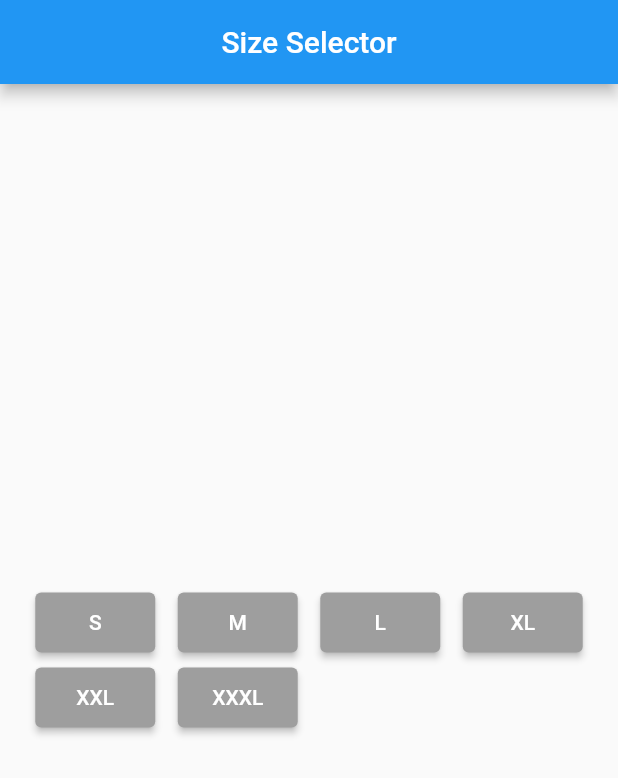
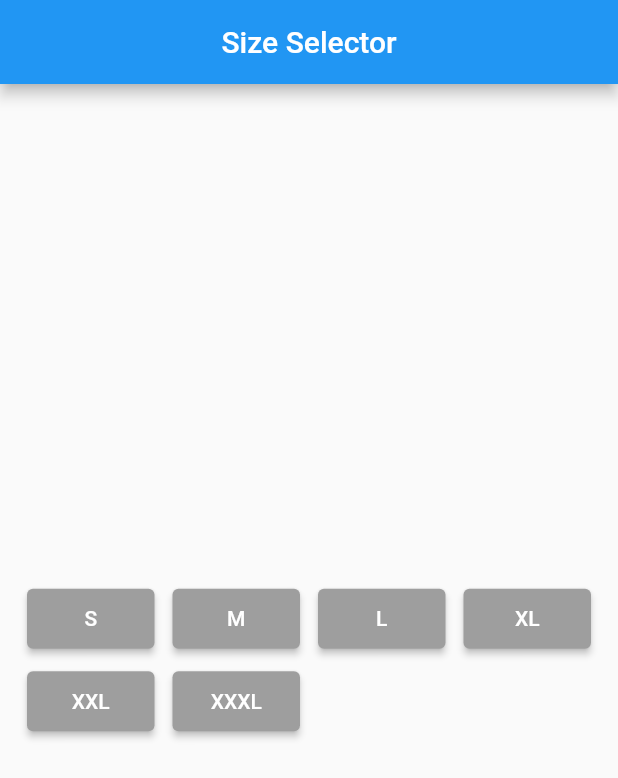
Before and after one commit to AyeshaSadia51/Flutter_LiveTEST, a Flutter app: the screen it shows after launch, on a phone screen of 412 x 824 dp. Shown: the top 778 px of the screen. Run offline on Flutter 3.47's test engine with Material 2 defaults, Android fonts, the light colour scheme and no system bars.

Commit message:
Live Test of Mod_9

```diff
--- a/lib/homePage.dart
+++ b/lib/homePage.dart
@@ -36,11 +36,11 @@ class _MyHomePageState extends State<MyHomePage> {
       ),
       body: Center(
         child: Wrap(
-          spacing: 15,
-          runSpacing: 10,
+          spacing: 12,
+          runSpacing: 15,
           children: [
             SizedBox(
-              width: 80,
+              width: 85,
               height: 40,
               child: ElevatedButton(
                 onPressed: () {
@@ -48,13 +48,13 @@ class _MyHomePageState extends State<MyHomePage> {
                   _showSnackBar(context, 'S');
                 },
                 style: ElevatedButton.styleFrom(
-                  primary: 'S' == selectedSize ? Colors.orange : Colors.grey,
+                  backgroundColor: 'S' == selectedSize ? Colors.orange : Colors.grey,
                 ),
                 child: Text('S'),
               ),
             ),
             SizedBox(
-              width: 80,
+              width: 85,
               height: 40,
               child: ElevatedButton(
                 onPressed: () {
@@ -62,13 +62,13 @@ class _MyHomePageState extends State<MyHomePage> {
                   _showSnackBar(context, 'M');
                 },
                 style: ElevatedButton.styleFrom(
-                  primary: 'M' == selectedSize ? Colors.orange : Colors.grey,
+                  backgroundColor: 'M' == selectedSize ? Colors.orange : Colors.grey,
                 ),
                 child: Text('M'),
               ),
             ),
             SizedBox(
-              width: 80,
+              width: 85,
               height: 40,
               child: ElevatedButton(
                 onPressed: () {
@@ -76,13 +76,13 @@ class _MyHomePageState extends State<MyHomePage> {
                   _showSnackBar(context, 'L');
                 },
                 style: ElevatedButton.styleFrom(
-                  primary: 'L' == selectedSize ? Colors.orange : Colors.grey,
+                    backgroundColor: 'L' == selectedSize ? Colors.orange : Colors.grey,
                 ),
                 child: Text('L'),
               ),
             ),
             SizedBox(
-              width: 80,
+              width: 85,
               height: 40,
               child: ElevatedButton(
                 onPressed: () {
@@ -90,13 +90,13 @@ class _MyHomePageState extends State<MyHomePage> {
                   _showSnackBar(context, 'L');
                 },
                 style: ElevatedButton.styleFrom(
-                  primary: 'XL' == selectedSize ? Colors.orange : Colors.grey,
+                  backgroundColor: 'XL' == selectedSize ? Colors.orange : Colors.grey,
                 ),
                 child: Text('XL'),
               ),
             ),
             SizedBox(
-              width: 80,
+              width: 85,
               height: 40,
               child: ElevatedButton(
                 onPressed: () {
@@ -104,13 +104,13 @@ class _MyHomePageState extends State<MyHomePage> {
                   _showSnackBar(context, 'XXL');
                 },
                 style: ElevatedButton.styleFrom(
-                  primary: 'XXL' == selectedSize ? Colors.orange : Colors.grey,
+                  backgroundColor: 'XXL' == selectedSize ? Colors.orange : Colors.grey,
                 ),
                 child: Text('XXL'),
               ),
             ),
             SizedBox(
-              width: 80,
+              width: 85,
               height: 40,
               child: ElevatedButton(
                 onPressed: () {
@@ -118,7 +118,7 @@ class _MyHomePageState extends State<MyHomePage> {
                   _showSnackBar(context, 'XXXL');
                 },
                 style: ElevatedButton.styleFrom(
-                  primary: 'XXXL' == selectedSize ? Colors.orange : Colors.grey,
+                  backgroundColor: 'XXXL' == selectedSize ? Colors.orange : Colors.grey,
                 ),
                 child: Text('XXXL'),
               ),
```
